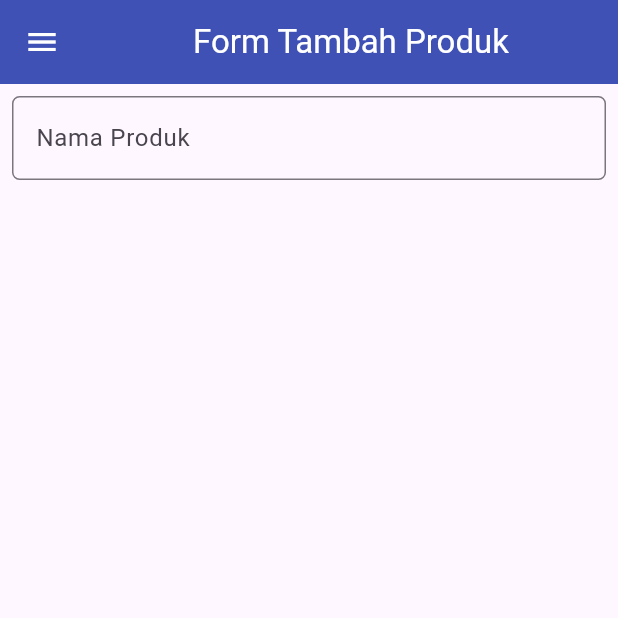
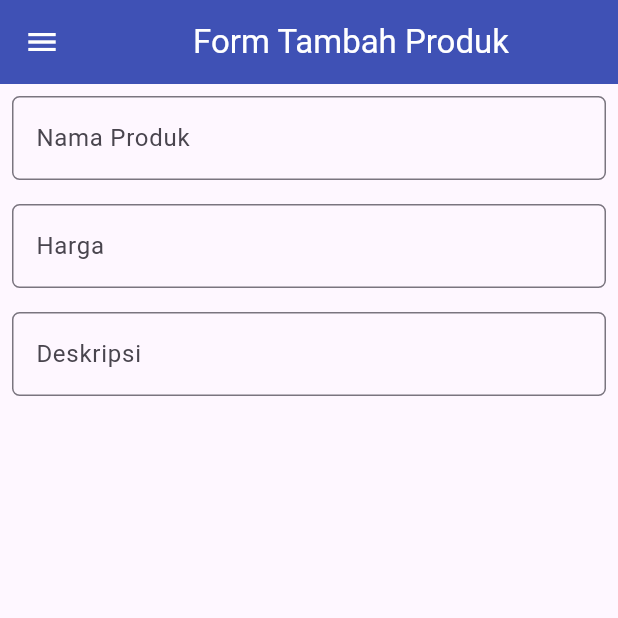
Before and after one commit to KenBalya/MovieListV2, a Flutter app: the ShopFormPage screen opened directly, on a phone screen of 412 x 824 dp, the top half of it. Run offline on Flutter 3.47's test engine with Material 2 defaults, Android fonts, the phone set to English and light mode, and no system bars.

Commit message:
Update movie_form.dart

```diff
--- a/movie_list/lib/movie_form.dart
+++ b/movie_list/lib/movie_form.dart
@@ -10,7 +10,7 @@ class ShopFormPage extends StatefulWidget {
 
 class _ShopFormPageState extends State<ShopFormPage> {
   final _formKey = GlobalKey<FormState>();
-  String _name = "";
+    String _name = "";
     int _price = 0;
     String _description = "";
     @override
@@ -57,6 +57,57 @@ class _ShopFormPageState extends State<ShopFormPage> {
             },
           ),
         ),
+        Padding(
+  padding: const EdgeInsets.all(8.0),
+  child: TextFormField(
+    decoration: InputDecoration(
+      hintText: "Harga",
+      labelText: "Harga",
+      border: OutlineInputBorder(
+        borderRadius: BorderRadius.circular(5.0),
+      ),
+    ),
+    // TODO: Tambahkan variabel yang sesuai
+    onChanged: (String? value) {
+      setState(() {
+        _price = int.parse(value!);
+      });
+    },
+    validator: (String? value) {
+      if (value == null || value.isEmpty) {
+        return "Harga tidak boleh kosong!";
+      }
+      if (int.tryParse(value) == null) {
+        return "Harga harus berupa angka!";
+      }
+      return null;
+    },
+  ),
+),
+Padding(
+  padding: const EdgeInsets.all(8.0),
+  child: TextFormField(
+    decoration: InputDecoration(
+      hintText: "Deskripsi",
+      labelText: "Deskripsi",
+      border: OutlineInputBorder(
+        borderRadius: BorderRadius.circular(5.0),
+      ),
+    ),
+    onChanged: (String? value) {
+      setState(() {
+        // TODO: Tambahkan variabel yang sesuai
+        _description = value!;
+      });
+    },
+    validator: (String? value) {
+      if (value == null || value.isEmpty) {
+        return "Deskripsi tidak boleh kosong!";
+      }
+      return null;
+    },
+  ),
+),
       ]
 
         )
```
